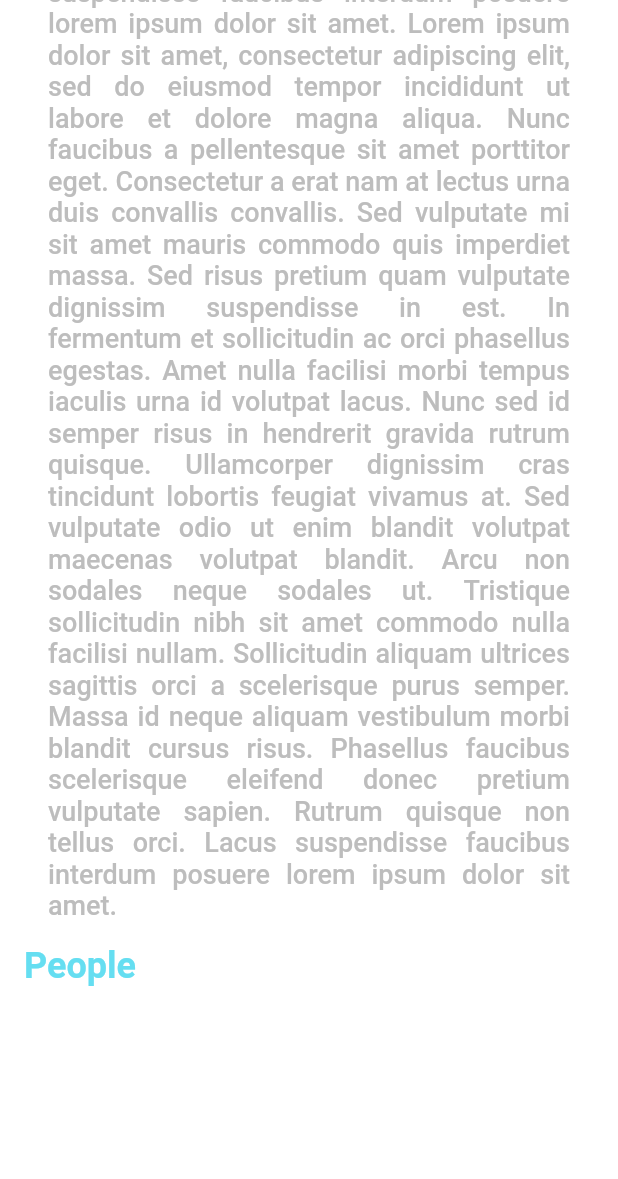
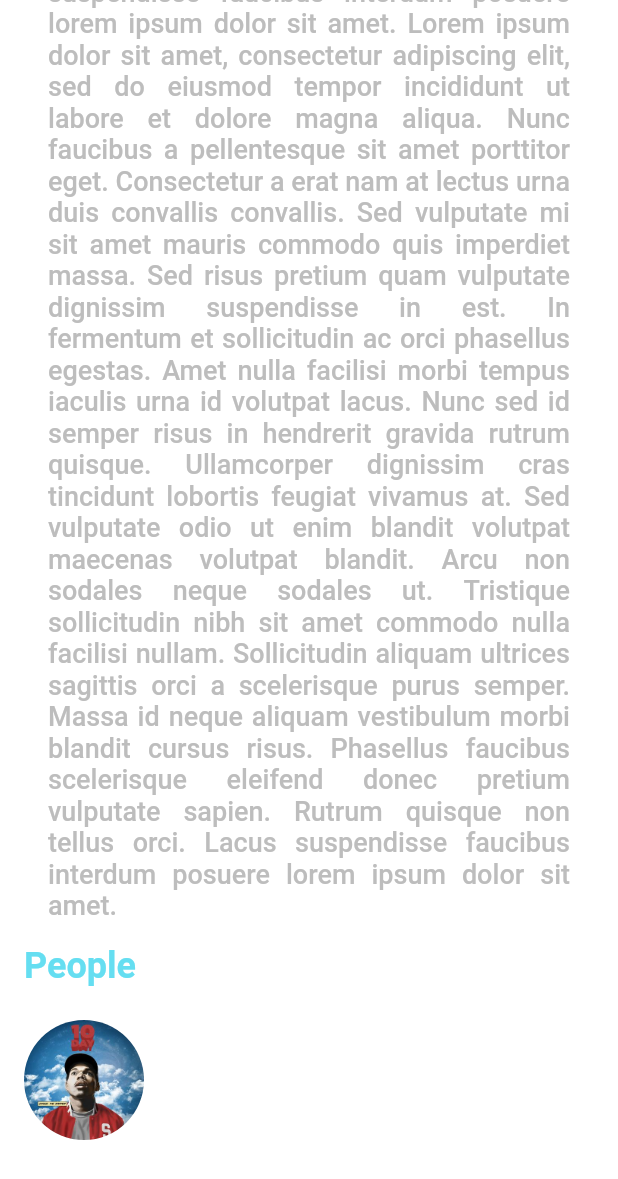
Before and after one commit to jah01/Sound-Selections, a Flutter app: the DetailsScreen screen opened directly with sample values from the repository, scrolled down 1024 dp, on a phone screen of 412 x 824 dp. Shown: the top 1179 px of the screen. Run offline on Flutter 3.47's test engine with Material 2 defaults, Android fonts, the phone set to English and light mode, and no system bars; our stand-ins replace auto_size_text, carousel_slider, scrollable_positioned_list.

Commit message:
Minor edit "People" section.

```diff
--- a/lib/defaults.dart
+++ b/lib/defaults.dart
@@ -35,3 +35,8 @@ final dividerFake = Divider(
   color: Colors.transparent,
   height: 0,
 );
+
+final dividerVertical = VerticalDivider(
+  color: Colors.transparent,
+  width: defaultPadding,
+);
--- a/lib/screens/details/components/body.dart
+++ b/lib/screens/details/components/body.dart
@@ -108,23 +108,29 @@ class Body extends StatelessWidget {
                 child: Text("People", style: TextStyle(fontSize: 24, color: thirdColor, fontWeight: FontWeight.w600),),
               ),
               Container(
+                height: 160,
                 color: Colors.white,
-                height: 500,
                 padding: EdgeInsets.all(defaultPadding),
                 alignment: Alignment.topLeft,
-                child: ListView.builder(
+                child: ListView.separated(
+                  separatorBuilder:
+                      (BuildContext context, int index) => dividerVertical,
                   scrollDirection: Axis.horizontal,
                   itemCount: people.length,
                   itemBuilder: (context, index) {
                     //print("ARTIST----------------------------------- " + people.keys.elementAt(index).toString());
                     return Container(
-                      padding: EdgeInsets.only(right: defaultPadding),
+                      //padding: EdgeInsets.only(right: defaultPadding),
                       width: 80,
                       child: Column(
                         children: <Widget>[
                           Container(
-                            //decoration: BoxDecoration(shape: BoxShape.circle),
-                            color: Colors.grey,
+                            height: 80,
+                            decoration: BoxDecoration(
+                                shape: BoxShape.circle,
+                                image: DecorationImage(image: AssetImage("assets/images/" + song.getAlbumImg), fit: BoxFit.fill),
+                            ),
+                            //color: Colors.grey,
                           )
                         ],
                       ),
```
